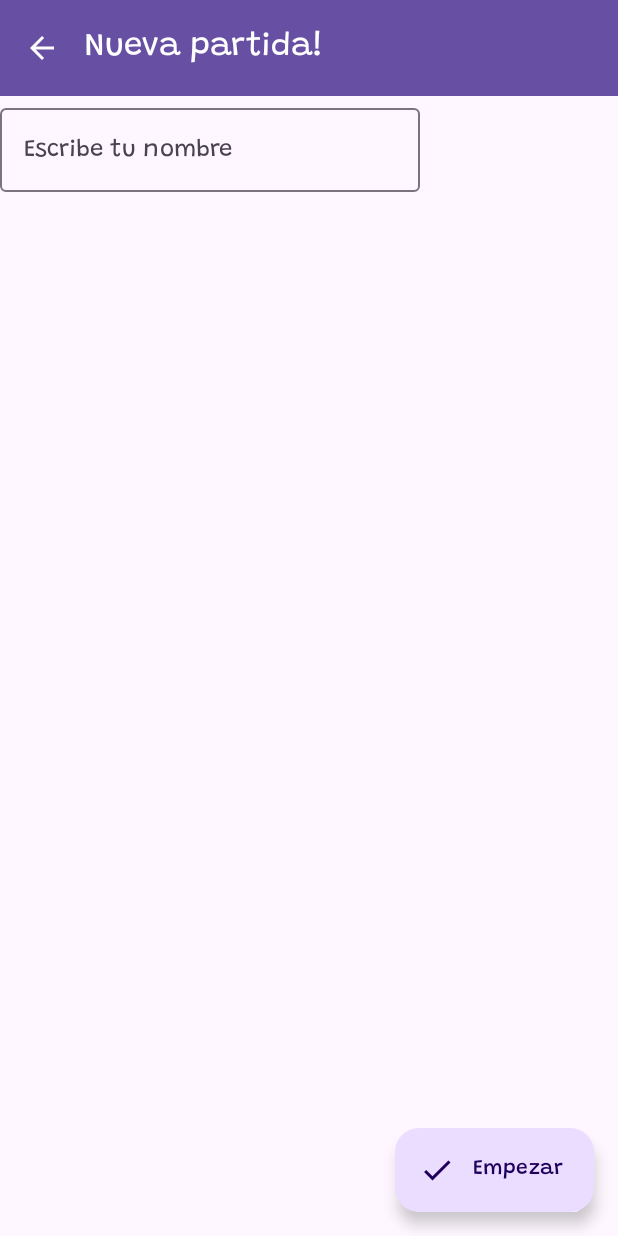
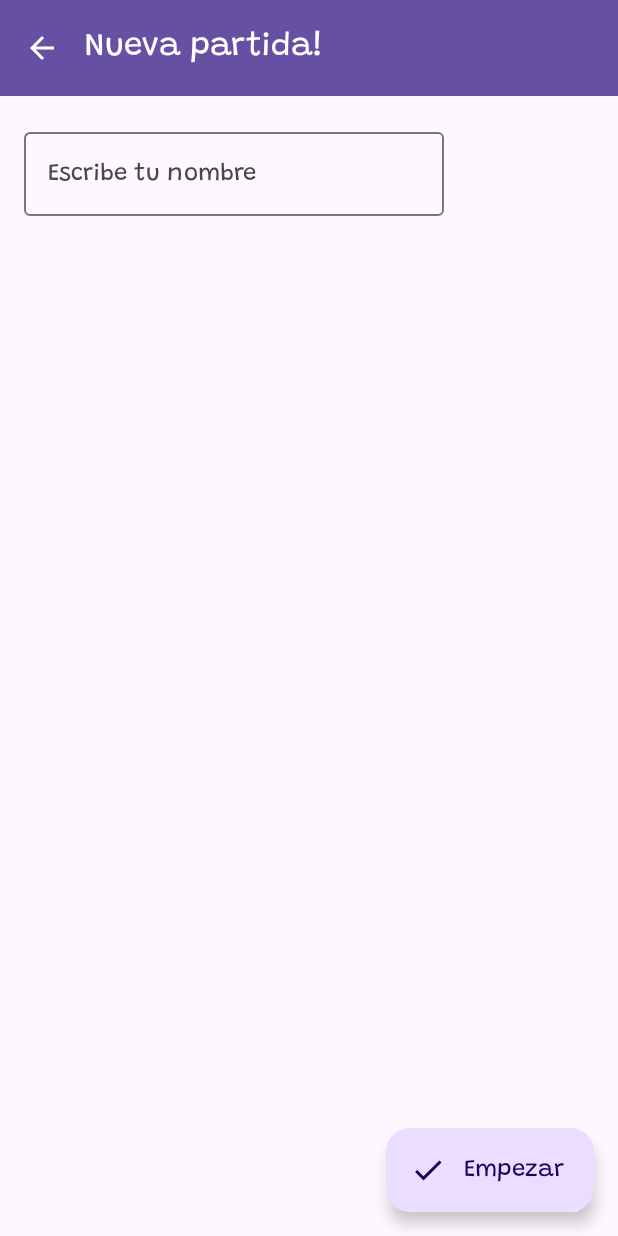
Before and after one commit to jfalvarez/ElPuntuador, an Android app built with Jetpack Compose: the NewGameView screen opened through its navigation route, on a phone screen of 412 x 824 dp. Run offline under Robolectric (Android 15) with nearby library versions, the phone set to English and light mode, and no system bars.

Commit message:
Fix some paddings and sizes

```diff
--- a/app/src/main/java/com/jfaf/elpuntuador/ui/screens/main/InputScoreDialog.kt
+++ b/app/src/main/java/com/jfaf/elpuntuador/ui/screens/main/InputScoreDialog.kt
@@ -7,6 +7,7 @@ import androidx.compose.foundation.layout.fillMaxSize
 import androidx.compose.foundation.layout.fillMaxWidth
 import androidx.compose.foundation.layout.height
 import androidx.compose.foundation.layout.padding
+import androidx.compose.foundation.layout.wrapContentHeight
 import androidx.compose.foundation.shape.RoundedCornerShape
 import androidx.compose.foundation.text.KeyboardActions
 import androidx.compose.foundation.text.KeyboardOptions
@@ -48,7 +49,7 @@ fun InputScoreDialog(
         ElevatedCard(
             modifier = Modifier
                 .fillMaxWidth()
-                .height(375.dp)
+                .height(200.dp)
                 .padding(16.dp),
             shape = RoundedCornerShape(16.dp),
             colors = CardDefaults.cardColors(
--- a/app/src/main/java/com/jfaf/elpuntuador/ui/screens/newgame/NewGameView.kt
+++ b/app/src/main/java/com/jfaf/elpuntuador/ui/screens/newgame/NewGameView.kt
@@ -1,9 +1,11 @@
 package com.jfaf.elpuntuador.ui.screens.newgame
 
 import androidx.compose.foundation.layout.fillMaxSize
+import androidx.compose.foundation.layout.padding
 import androidx.compose.foundation.lazy.LazyColumn
 import androidx.compose.foundation.text.KeyboardActions
 import androidx.compose.material3.ExperimentalMaterial3Api
+import androidx.compose.material3.MaterialTheme
 import androidx.compose.material3.OutlinedTextField
 import androidx.compose.material3.Text
 import androidx.compose.runtime.Composable
@@ -14,6 +16,7 @@ import androidx.compose.runtime.remember
 import androidx.compose.runtime.setValue
 import androidx.compose.ui.Modifier
 import androidx.compose.ui.res.stringResource
+import androidx.compose.ui.unit.dp
 import com.jfaf.elpuntuador.R
 import com.jfaf.elpuntuador.data.Player
 import com.jfaf.elpuntuador.ui.screens.shared.CommonTopBar
@@ -30,7 +33,7 @@ fun NewGameView(onUpClick: () -> Unit, onFBClicked: () -> Unit) {
 //        val list = mutableListOf<Player>()
         val list = remember { mutableStateListOf<Player>() }
 
-        LazyColumn(contentPadding = paddingValues, modifier = Modifier.fillMaxSize()) {
+        LazyColumn(contentPadding = paddingValues, modifier = Modifier.fillMaxSize().padding(16.dp)) {
             items(list.size) { position ->
                 Text(text = stringResource(R.string.new_game_name_typed, list[position].name))
             }
@@ -44,7 +47,7 @@ fun NewGameView(onUpClick: () -> Unit, onFBClicked: () -> Unit) {
                         name = ""
                     }),
                     singleLine = true,
-                    label = { Text(stringResource(R.string.new_game_name)) },
+                    label = { Text(stringResource(R.string.new_game_name), style = MaterialTheme.typography.bodyLarge) },
                 )
             }
         }
--- a/app/src/main/java/com/jfaf/elpuntuador/ui/screens/shared/CommonTopBar.kt
+++ b/app/src/main/java/com/jfaf/elpuntuador/ui/screens/shared/CommonTopBar.kt
@@ -58,7 +58,7 @@ fun CommonTopBar(
                                     contentDescription = null
                                 )
                             },
-                            text = { Text(text = stringResource(R.string.new_game_fb)) }
+                            text = { Text(text = stringResource(R.string.new_game_fb), style = MaterialTheme.typography.bodyLarge) }
                         )
                     }
                 }
```
